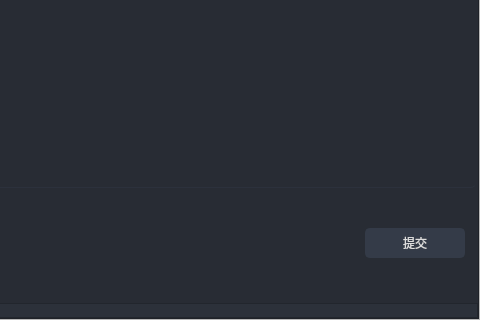
The window that pyApp.ui (zhhony/pyexcel) describes before a commit, drawn with Qt 5; both pictures show x 370 to 850 and y 282 to 602 of the 850 by 602 pixel window.
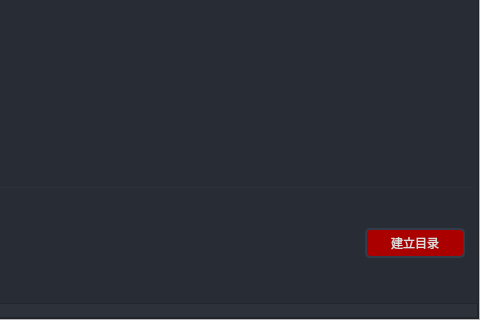
The same window after the commit. Icons and pictures are not drawn.

What changed in the file:
```diff
--- a/pyApp.ui
+++ b/pyApp.ui
@@ -1151,22 +1151,7 @@
                          <property name="frameShadow">
                           <enum>QFrame::Raised</enum>
                          </property>
-                         <layout class="QHBoxLayout" name="horizontalLayout_8" stretch="0">
-                          <property name="spacing">
-                           <number>6</number>
-                          </property>
-                          <property name="leftMargin">
-                           <number>9</number>
-                          </property>
-                          <property name="topMargin">
-                           <number>9</number>
-                          </property>
-                          <property name="rightMargin">
-                           <number>9</number>
-                          </property>
-                          <property name="bottomMargin">
-                           <number>9</number>
-                          </property>
+                         <layout class="QHBoxLayout" name="horizontalLayout_8">
                           <item>
                            <widget class="QPushButton" name="commitButton">
                             <property name="minimumSize">
@@ -1182,10 +1167,10 @@
                              </size>
                             </property>
                             <property name="styleSheet">
-                             <string notr="true"/>
+                             <string notr="true">background-color: rgb(170, 0, 0);</string>
                             </property>
                             <property name="text">
-                             <string>提交</string>
+                             <string>建立目录</string>
                             </property>
                             <property name="icon">
                              <iconset resource="rec.qrc">
```
